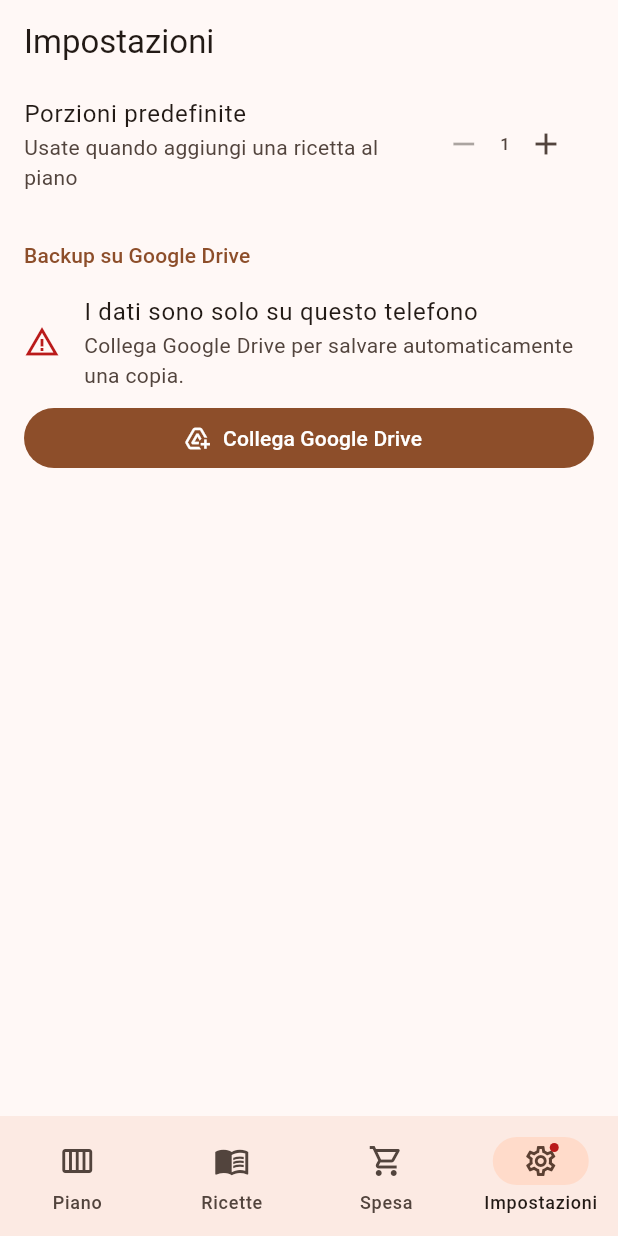
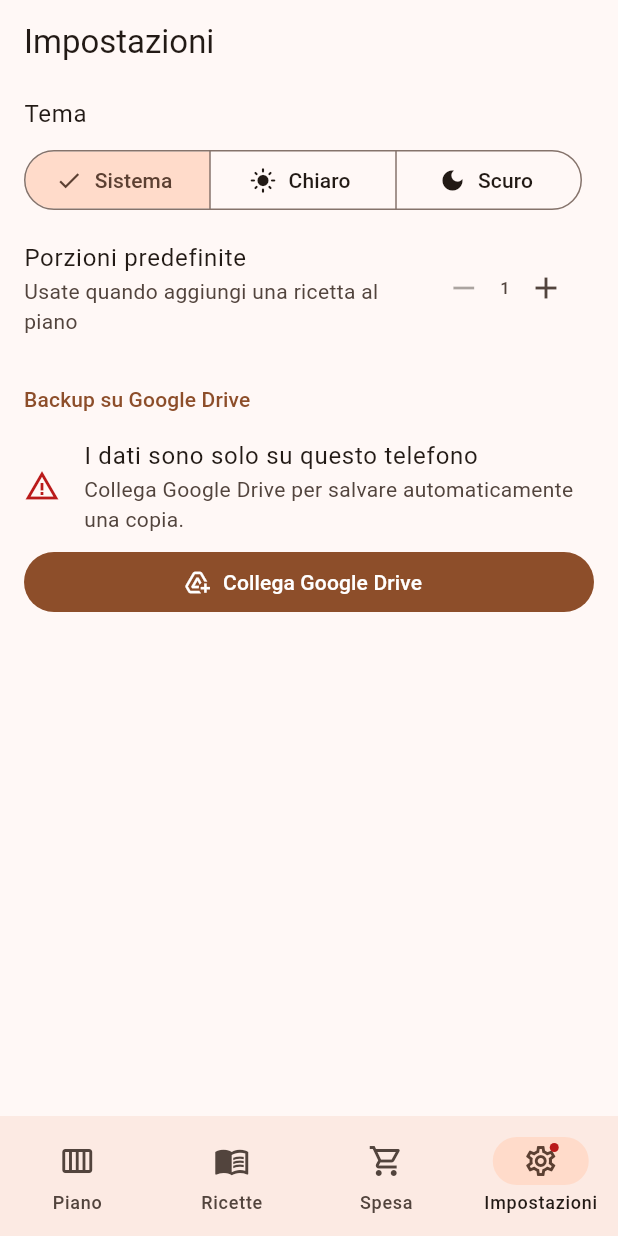
Before and after one commit to LucaPaganin/mirai-cook, a Flutter app: the screen it shows after launch, item 4 of the bottom bar chosen, on a phone screen of 412 x 824 dp. Run offline on Flutter 3.47's test engine with Material 3 defaults, Android fonts, the phone set to English and light mode, and no system bars; our stand-ins replace drift, drift_flutter, flutter_riverpod, google_sign_in, googleapis_auth, riverpod_annotation; missing offline and left inert: googleapis, sqlite3, workmanager; accounts and stored records are empty; generated files the repository leaves out were written again; statements that could not run were skipped.

Commit message:
Add dark mode with a system/light/dark setting
- UI-1/UI-2: light and dark themes from the brand colour, theme mode
  setting (system by default) applied immediately
- Swipe-to-remove background uses the theme's errorContainer instead of a
  fixed light red
- Widget test for the setting

Co-Authored-By: Claude Opus 5.5 <noreply@anthropic.com>
Claude-Session: https://claude.ai/code/session_01CSr8bdceBmT5QPoQ2EK4Jn

```diff
--- a/lib/data/repositories.dart
+++ b/lib/data/repositories.dart
@@ -94,4 +94,7 @@ abstract final class SettingKeys {
   static const backupAccount = 'backup_account';
   static const lastBackupError = 'last_backup_error';
   static const onboardingDone = 'onboarding_done';
+
+  /// 'system' (default), 'light' or 'dark' (UI-1).
+  static const themeMode = 'theme_mode';
 }
--- a/lib/presentation/app.dart
+++ b/lib/presentation/app.dart
@@ -14,23 +14,34 @@ import 'recipes/recipe_book_screen.dart';
 import 'settings/settings_screen.dart';
 import 'shopping/shopping_screen.dart';
 
-class MiraiCookApp extends StatelessWidget {
+/// Brand colour, also the launcher icon background.
+const brandColor = Color(0xFFE07A3F);
+
+ThemeData buildTheme(Brightness brightness) => ThemeData(
+  colorScheme: ColorScheme.fromSeed(
+    seedColor: brandColor,
+    brightness: brightness,
+  ),
+  useMaterial3: true,
+);
+
+class MiraiCookApp extends ConsumerWidget {
   const MiraiCookApp({super.key, this.home});
 
   /// Overrides the home widget (tests, onboarding).
   final Widget? home;
 
   @override
-  Widget build(BuildContext context) => MaterialApp(
+  Widget build(BuildContext context, WidgetRef ref) => MaterialApp(
     title: 'Mirai Cook',
     debugShowCheckedModeBanner: false,
     locale: const Locale('it'),
     supportedLocales: const [Locale('it')],
     localizationsDelegates: GlobalMaterialLocalizations.delegates,
-    theme: ThemeData(
-      colorSchemeSeed: const Color(0xFFE07A3F),
-      useMaterial3: true,
-    ),
+    // UI-1, UI-2
+    theme: buildTheme(Brightness.light),
+    darkTheme: buildTheme(Brightness.dark),
+    themeMode: ref.watch(themeModeProvider).value ?? ThemeMode.system,
     home: home ?? const StartupGate(),
   );
 }
--- a/lib/presentation/plan/slot_sheet.dart
+++ b/lib/presentation/plan/slot_sheet.dart
@@ -105,7 +105,9 @@ class _SlotSheetState extends ConsumerState<SlotSheet> {
                   await repo.removeItemAt(slot, index);
                   return true;
                 },
-                background: Container(color: Colors.red.shade100),
+                background: Container(
+                  color: Theme.of(context).colorScheme.errorContainer,
+                ),
                 child: ListTile(
                   dense: true,
                   leading: Icon(
--- a/lib/presentation/settings/settings_screen.dart
+++ b/lib/presentation/settings/settings_screen.dart
@@ -17,6 +17,40 @@ class SettingsScreen extends ConsumerWidget {
       appBar: AppBar(title: const Text('Impostazioni')),
       body: ListView(
         children: [
+          // UI-1
+          ListTile(
+            title: const Text('Tema'),
+            subtitle: Padding(
+              padding: const EdgeInsets.only(top: 8),
+              child: SegmentedButton<ThemeMode>(
+                key: const Key('theme-mode'),
+                segments: const [
+                  ButtonSegment(
+                    value: ThemeMode.system,
+                    icon: Icon(Icons.brightness_auto),
+                    label: Text('Sistema'),
+                  ),
+                  ButtonSegment(
+                    value: ThemeMode.light,
+                    icon: Icon(Icons.light_mode),
+                    label: Text('Chiaro'),
+                  ),
+                  ButtonSegment(
+                    value: ThemeMode.dark,
+                    icon: Icon(Icons.dark_mode),
+                    label: Text('Scuro'),
+                  ),
+                ],
+                selected: {
+                  ref.watch(themeModeProvider).value ?? ThemeMode.system,
+                },
+                onSelectionChanged: (s) => settings.set(
+                  SettingKeys.themeMode,
+                  s.single == ThemeMode.system ? null : s.single.name,
+                ),
+              ),
+            ),
+          ),
           // PLAN-18
           ListTile(
             title: const Text('Porzioni predefinite'),
```
Also changed, not shown: lib/application/providers.dart (+14 -0 lines), lib/application/providers.g.dart, 2 other files.
